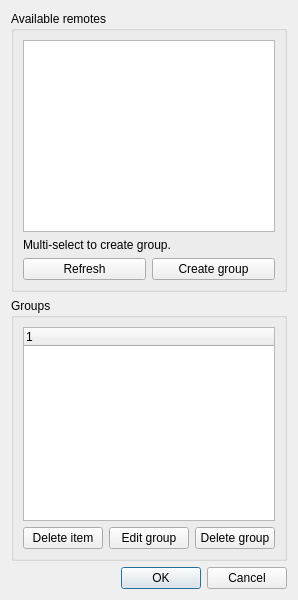
The window that player/NymphCastPlayer/remotes.ui (MayaPosch/NymphCast) describes before a commit, drawn with Qt 5.
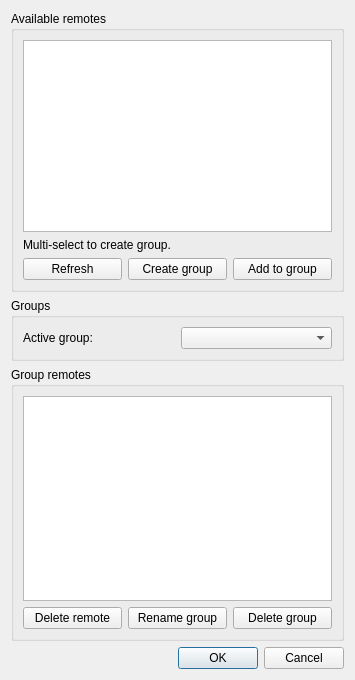
The same window after the commit. Icons and pictures are not drawn.

Commit message: Add RemotesDialog. Remove old Remote tab & associated code.

What changed in the file:
```diff
--- a/player/NymphCastPlayer/remotes.ui
+++ b/player/NymphCastPlayer/remotes.ui
@@ -6,14 +6,14 @@
    <rect>
     <x>0</x>
     <y>0</y>
-    <width>279</width>
-    <height>600</height>
+    <width>355</width>
+    <height>680</height>
    </rect>
   </property>
   <property name="windowTitle">
    <string>Manage remote receivers</string>
   </property>
-  <layout class="QVBoxLayout" name="verticalLayout_3">
+  <layout class="QVBoxLayout" name="verticalLayout_6">
    <item>
     <widget class="QGroupBox" name="groupBox">
      <property name="title">
@@ -23,7 +23,11 @@
       <item>
        <layout class="QVBoxLayout" name="verticalLayout">
         <item>
-         <widget class="QListWidget" name="remotesListWidget"/>
+         <widget class="QListWidget" name="remotesListWidget">
+          <property name="selectionMode">
+           <enum>QAbstractItemView::MultiSelection</enum>
+          </property>
+         </widget>
         </item>
         <item>
          <widget class="QLabel" name="label">
@@ -52,6 +56,13 @@
             </property>
            </widget>
           </item>
+          <item>
+           <widget class="QPushButton" name="addToGroupButton">
+            <property name="text">
+             <string>Add to group</string>
+            </property>
+           </widget>
+          </item>
          </layout>
         </item>
        </layout>
@@ -60,35 +71,52 @@
     </widget>
    </item>
    <item>
-    <widget class="QGroupBox" name="groupBox_2">
+    <widget class="QGroupBox" name="groupBox_3">
      <property name="title">
       <string>Groups</string>
      </property>
+     <layout class="QVBoxLayout" name="verticalLayout_3">
+      <item>
+       <layout class="QHBoxLayout" name="horizontalLayout_2">
+        <item>
+         <widget class="QLabel" name="label_2">
+          <property name="text">
+           <string>Active group:</string>
+          </property>
+         </widget>
+        </item>
+        <item>
+         <widget class="QComboBox" name="groupsComboBox"/>
+        </item>
+       </layout>
+      </item>
+     </layout>
+    </widget>
+   </item>
+   <item>
+    <widget class="QGroupBox" name="groupBox_2">
+     <property name="title">
+      <string>Group remotes</string>
+     </property>
      <layout class="QVBoxLayout" name="verticalLayout_4">
       <item>
        <layout class="QVBoxLayout" name="verticalLayout_2">
         <item>
-         <widget class="QTreeWidget" name="treeWidget">
-          <column>
-           <property name="text">
-            <string notr="true">1</string>
-           </property>
-          </column>
-         </widget>
+         <widget class="QListWidget" name="groupRemotesListWidget"/>
         </item>
         <item>
          <layout class="QHBoxLayout" name="horizontalLayout">
           <item>
            <widget class="QPushButton" name="pushButton_3">
             <property name="text">
-             <string>Delete item</string>
+             <string>Delete remote</string>
             </property>
            </widget>
           </item>
           <item>
            <widget class="QPushButton" name="editGroupButton">
             <property name="text">
-             <string>Edit group</string>
+             <string>Rename group</string>
             </property>
            </widget>
           </item>
```
Left out of the diff: 12 changed lines with no effect on the pictures. The commit also changes 6 other files.
